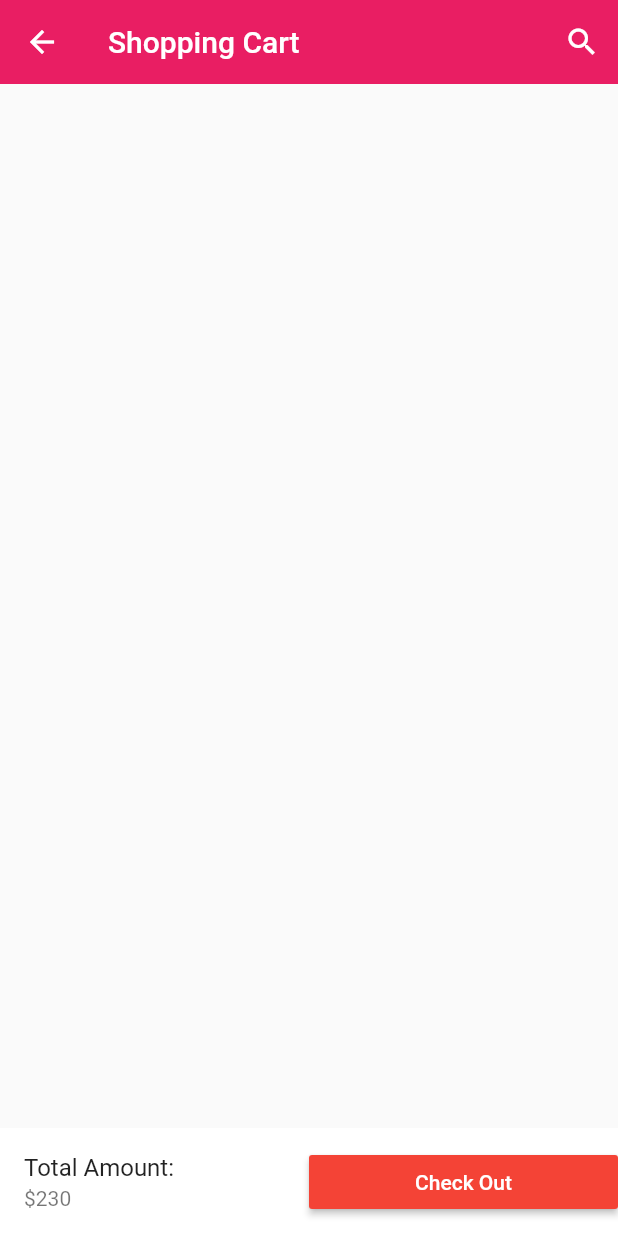
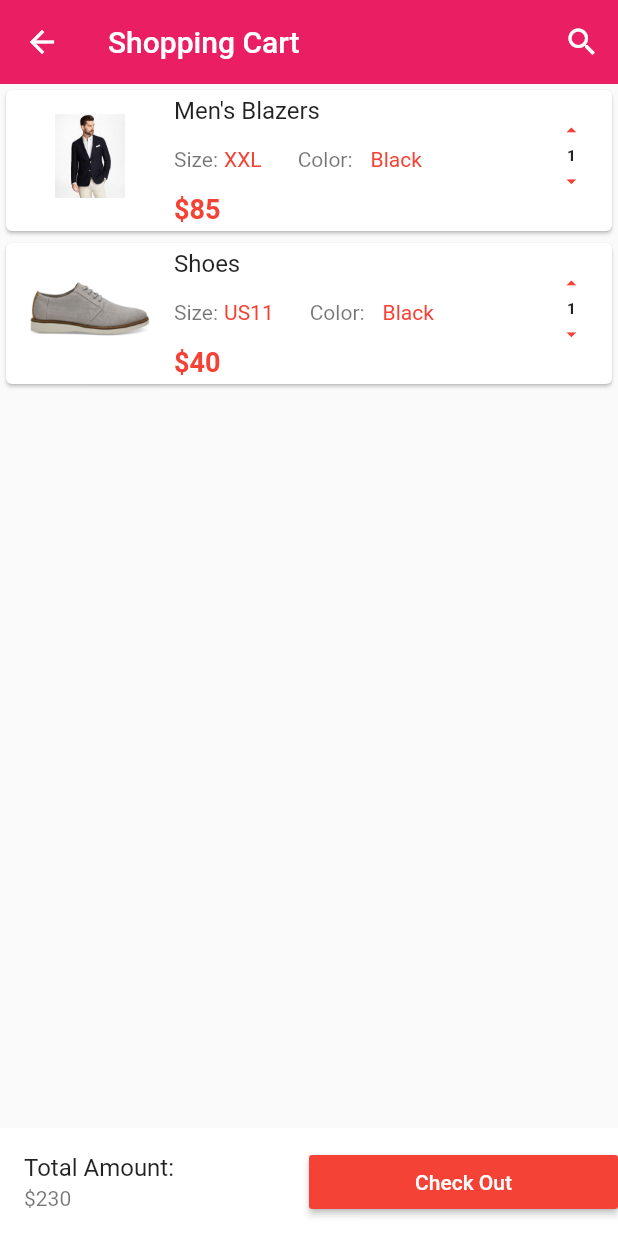
Before and after one commit to harshbsv/ecommerce_flutter, a Flutter app: the Cart screen opened directly, on a phone screen of 412 x 824 dp. Run offline on Flutter 3.47's test engine with Material 2 defaults, Android fonts, the phone set to English and light mode, and no system bars; our stand-ins replace carousel_pro.

Commit message:
Working on Cart, checkout remaining to be coded.

```diff
--- /dev/null
+++ b/lib/components/cart_products.dart
@@ -0,0 +1,110 @@
+import 'package:flutter/material.dart';
+
+class Cart_products extends StatefulWidget {
+  @override
+  _Cart_productsState createState() => _Cart_productsState();
+}
+
+class _Cart_productsState extends State<Cart_products> {
+  var products_on_the_cart = [
+    {
+      "name": "Men's Blazers",
+      "picture": "images/products/blazer1.jpeg",
+      "price": 85,
+      "size": "XXL",
+      "color": "Black",
+      "quantity": "1",
+    },
+    {
+      "name": "Shoes",
+      "picture": "images/products/shoe1.jpg",
+      "price": 40,
+      "size": "US11",
+      "color": "Black",
+      "quantity": "1",
+    },
+  ];
+  @override
+  Widget build(BuildContext context) {
+    return ListView.builder(
+        itemCount: products_on_the_cart.length,
+        itemBuilder: (context, index){
+          return Single_cart_product(
+            cart_prod_name: products_on_the_cart[index]["name"],
+            cart_prod_picture: products_on_the_cart[index]["picture"],
+            cart_prod_price: products_on_the_cart[index]["price"],
+            cart_prod_size: products_on_the_cart[index]["size"],
+            cart_prod_color: products_on_the_cart[index]["color"],
+            cart_prod_qty: products_on_the_cart[index]["quantity"],
+          );
+        });
+  }
+}
+
+class Single_cart_product extends StatelessWidget {
+  final cart_prod_name;
+  final cart_prod_picture;
+  final cart_prod_price;
+  final cart_prod_size;
+  final cart_prod_color;
+  final cart_prod_qty;
+
+  Single_cart_product({
+    this.cart_prod_name,
+    this.cart_prod_picture,
+    this.cart_prod_price,
+    this.cart_prod_size,
+    this.cart_prod_color,
+    this.cart_prod_qty,
+});
+
+  @override
+  Widget build(BuildContext context) {
+    return Card(
+      child: ListTile(
+        leading: Image.asset(cart_prod_picture, width: 80.0,),
+        title: Text(cart_prod_name),
+        subtitle: Column(
+          children: <Widget>[
+            Row(
+              children: <Widget>[
+                // product size section.
+                Padding(
+                  padding: const EdgeInsets.all(0),
+                  child: Text("Size:"),
+                ),
+                Padding(
+                  padding: const EdgeInsets.all(4.0),
+                  child: Text(cart_prod_size, style: TextStyle(color: Colors.red),),
+                ),
+                Padding(
+                  padding: const EdgeInsets.fromLTRB(20.0, 15.0, 8.0, 15.0),
+                  child: Text("Color:"),
+                ),
+                Padding(
+                  padding: const EdgeInsets.all(4.0),
+                  child: Text(cart_prod_color, style: TextStyle(color: Colors.red),),
+                ),
+              ],
+            ),
+            // This section is for the product price
+            Container(
+              alignment: Alignment.topLeft,
+              child: Text("\$${cart_prod_price}", style: TextStyle(color: Colors.red, fontSize: 18.0, fontWeight: FontWeight.bold),),
+            ),
+          ],
+        ),
+        trailing: FittedBox(
+          fit: BoxFit.fill,
+          child: Column(
+            children: <Widget>[
+              IconButton(icon: Icon(Icons.arrow_drop_up, color: Colors.red,), iconSize: 38.0, onPressed: (){},),
+              Text(cart_prod_qty, style: TextStyle(fontSize: 25.0, fontWeight: FontWeight.bold),),
+              IconButton(icon: Icon(Icons.arrow_drop_down, color: Colors.red,), iconSize: 38.0, onPressed: (){},),
+            ],
+          ),
+        ),
+      ),
+    );
+  }
+}
--- a/lib/main.dart
+++ b/lib/main.dart
@@ -29,7 +29,6 @@ class _HomePageState extends State<HomePage> {
         images: [
           AssetImage("images/c1.jpg"),
           AssetImage("images/m1.jpeg"),
-          AssetImage("images/m2.jpg"),
           AssetImage("images/w1.jpeg"),
           AssetImage("images/w3.jpeg"),
           AssetImage("images/w4.jpeg"),
--- a/lib/pages/cart.dart
+++ b/lib/pages/cart.dart
@@ -1,5 +1,6 @@
 import 'package:flutter/material.dart';
 import 'package:ecommerceflutter/main.dart';
+import 'package:ecommerceflutter/components/cart_products.dart';
 
 class Cart extends StatefulWidget {
   @override
@@ -18,6 +19,7 @@ class _CartState extends State<Cart> {
           new IconButton(icon: Icon(Icons.search, color: Colors.white,), onPressed: (){}),
         ],
       ),
+      body: Cart_products(),
       bottomNavigationBar: Container(
         color: Colors.white,
         child: Row(
--- /dev/null
+++ b/lib/pages/profile.dart
@@ -0,0 +1 @@
+import 'package:flutter/material.dart';
```
